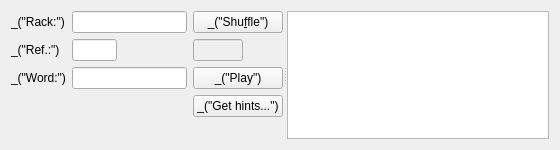
cjlano/eliot, file qt/ui/topping_widget.ui: the form before one commit.
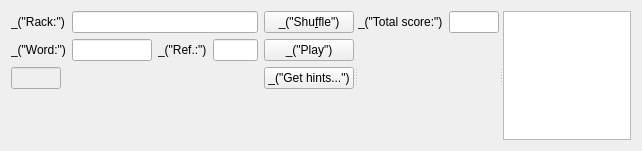
The form after the commit.

Commit message: Topping: better looking widget, and new field for the total score

Patch:
```diff
--- a/qt/ui/topping_widget.ui
+++ b/qt/ui/topping_widget.ui
@@ -6,13 +6,19 @@
    <rect>
     <x>0</x>
     <y>0</y>
-    <width>560</width>
-    <height>150</height>
+    <width>642</width>
+    <height>151</height>
    </rect>
   </property>
   <layout class="QVBoxLayout" name="verticalLayout">
    <item>
     <widget class="QSplitter" name="splitter">
+     <property name="maximumSize">
+      <size>
+       <width>16777215</width>
+       <height>16777215</height>
+      </size>
+     </property>
      <property name="orientation">
       <enum>Qt::Horizontal</enum>
      </property>
@@ -25,74 +31,28 @@
          </property>
         </widget>
        </item>
-       <item row="0" column="1">
+       <item row="0" column="4">
+        <widget class="QPushButton" name="pushButtonShuffle">
+         <property name="text">
+          <string>_(&quot;Shu&amp;ffle&quot;)</string>
+         </property>
+        </widget>
+       </item>
+       <item row="0" column="1" colspan="3">
         <widget class="QLineEdit" name="lineEditRack">
          <property name="readOnly">
           <bool>true</bool>
          </property>
         </widget>
        </item>
-       <item row="0" column="2">
-        <widget class="QPushButton" name="pushButtonShuffle">
-         <property name="text">
-          <string>_(&quot;Shu&amp;ffle&quot;)</string>
-         </property>
-        </widget>
-       </item>
-       <item row="1" column="0">
-        <widget class="QLabel" name="label_3">
-         <property name="text">
-          <string>_(&quot;Ref.:&quot;)</string>
-         </property>
-        </widget>
-       </item>
-       <item row="1" column="1">
-        <widget class="QLineEdit" name="lineEditCoords">
-         <property name="sizePolicy">
-          <sizepolicy hsizetype="Fixed" vsizetype="Fixed">
-           <horstretch>0</horstretch>
-           <verstretch>0</verstretch>
-          </sizepolicy>
-         </property>
-         <property name="maximumSize">
-          <size>
-           <width>45</width>
-           <height>16777215</height>
-          </size>
-         </property>
-         <property name="toolTip">
-          <string>_(&quot;Enter the coordinates of the word. Specify the row before the column for horizontal words, and the column before the row for vertical words. E.g.: H4 or 4H&quot;)</string>
-         </property>
-         <property name="statusTip">
-          <string>_(&quot;Enter the coordinates of the word. Specify the row before the column for horizontal words, and the column before the row for vertical words. E.g.: H4 or 4H&quot;)</string>
-         </property>
-        </widget>
-       </item>
-       <item row="2" column="0">
-        <widget class="QLabel" name="label_2">
-         <property name="text">
-          <string>_(&quot;Word:&quot;)</string>
-         </property>
-        </widget>
-       </item>
-       <item row="2" column="1">
-        <widget class="QLineEdit" name="lineEditPlay">
-         <property name="toolTip">
-          <string>_(&quot;Enter the word to play (case-insensitive). A joker from the rack must be written in parentheses. E.g.: w(o)rd or W(O)RD&quot;)</string>
-         </property>
-         <property name="statusTip">
-          <string>_(&quot;Enter the word to play (case-insensitive). A joker from the rack must be written in parentheses. E.g.: w(o)rd or W(O)RD&quot;)</string>
-         </property>
-        </widget>
-       </item>
-       <item row="2" column="2">
+       <item row="1" column="4">
         <widget class="QPushButton" name="pushButtonPlay">
          <property name="text">
           <string>_(&quot;Play&quot;)</string>
          </property>
         </widget>
        </item>
-       <item row="1" column="2">
+       <item row="2" column="0">
         <widget class="QLineEdit" name="lineEditPoints">
          <property name="enabled">
           <bool>false</bool>
@@ -111,14 +71,66 @@
          </property>
         </widget>
        </item>
-       <item row="3" column="2">
+       <item row="2" column="4">
         <widget class="QPushButton" name="pushButtonGetHints">
          <property name="text">
           <string>_(&quot;Get hints...&quot;)</string>
          </property>
         </widget>
        </item>
-       <item row="4" column="2">
+       <item row="1" column="0">
+        <widget class="QLabel" name="label_2">
+         <property name="text">
+          <string>_(&quot;Word:&quot;)</string>
+         </property>
+        </widget>
+       </item>
+       <item row="1" column="2">
+        <widget class="QLabel" name="label_3">
+         <property name="text">
+          <string>_(&quot;Ref.:&quot;)</string>
+         </property>
+        </widget>
+       </item>
+       <item row="1" column="1">
+        <widget class="QLineEdit" name="lineEditPlay">
+         <property name="minimumSize">
+          <size>
+           <width>80</width>
+           <height>0</height>
+          </size>
+         </property>
+         <property name="toolTip">
+          <string>_(&quot;Enter the word to play (case-insensitive). A joker from the rack must be written in parentheses. E.g.: w(o)rd or W(O)RD&quot;)</string>
+         </property>
+         <property name="statusTip">
+          <string>_(&quot;Enter the word to play (case-insensitive). A joker from the rack must be written in parentheses. E.g.: w(o)rd or W(O)RD&quot;)</string>
+         </property>
+        </widget>
+       </item>
+       <item row="1" column="3">
+        <widget class="QLineEdit" name="lineEditCoords">
+         <property name="sizePolicy">
+          <sizepolicy hsizetype="Fixed" vsizetype="Fixed">
+           <horstretch>0</horstretch>
+           <verstretch>0</verstretch>
+          </sizepolicy>
+         </property>
+         <property name="maximumSize">
+          <size>
+           <width>45</width>
+           <height>16777215</height>
+          </size>
+         </property>
+         <property name="toolTip">
+          <string>_(&quot;Enter the coordinates of the word. Specify the row before the column for horizontal words, and the column before the row for vertical words. E.g.: H4 or 4H&quot;)</string>
+         </property>
+         <property name="statusTip">
+          <string>_(&quot;Enter the coordinates of the word. Specify the row before the column for horizontal words, and the column before the row for vertical words. E.g.: H4 or 4H&quot;)</string>
+         </property>
+        </widget>
+       </item>
+       <item row="3" column="4">
         <spacer name="verticalSpacer">
          <property name="orientation">
           <enum>Qt::Vertical</enum>
@@ -131,8 +143,53 @@
          </property>
         </spacer>
        </item>
-       <item row="3" column="0" rowspan="2" colspan="2">
-        <widget class="QWidget" name="widgetContainer" native="true"/>
+      </layout>
+     </widget>
+     <widget class="QWidget" name="verticalLayoutWidget">
+      <layout class="QVBoxLayout" name="verticalLayout_2">
+       <item>
+        <layout class="QHBoxLayout" name="horizontalLayout_2">
+         <item>
+          <widget class="QLabel" name="label_4">
+           <property name="text">
+            <string>_(&quot;Total score:&quot;)</string>
+           </property>
+          </widget>
+         </item>
+         <item>
+          <widget class="QLineEdit" name="lineEditTotalScore">
+           <property name="minimumSize">
+            <size>
+             <width>50</width>
+             <height>0</height>
+            </size>
+           </property>
+           <property name="readOnly">
+            <bool>true</bool>
+           </property>
+          </widget>
+         </item>
+        </layout>
+       </item>
+       <item>
+        <widget class="QWidget" name="widgetContainer" native="true">
+         <zorder>horizontalLayoutWidget</zorder>
+         <zorder>horizontalLayoutWidget</zorder>
+         <zorder>horizontalLayoutWidget</zorder>
+        </widget>
+       </item>
+       <item>
+        <spacer name="verticalSpacer_2">
+         <property name="orientation">
+          <enum>Qt::Vertical</enum>
+         </property>
+         <property name="sizeHint" stdset="0">
+          <size>
+           <width>20</width>
+           <height>40</height>
+          </size>
+         </property>
+        </spacer>
        </item>
       </layout>
      </widget>
```
Left out of the diff: 6 changed lines with no effect on the pictures. The commit also changes 1 other file.
